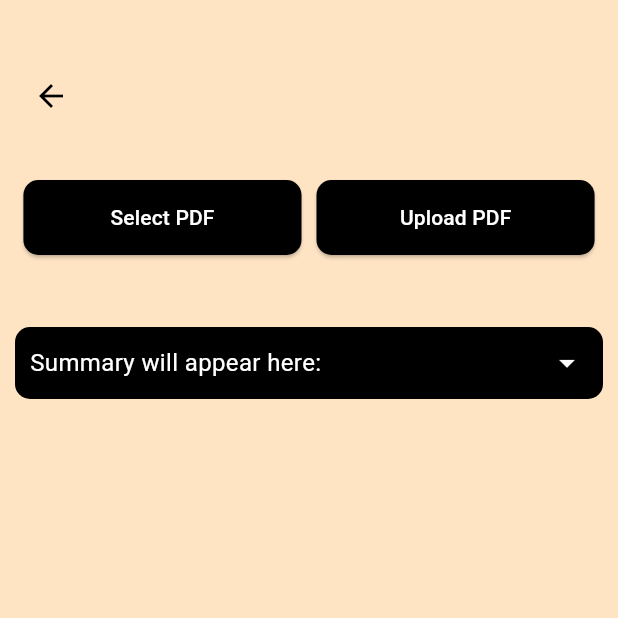
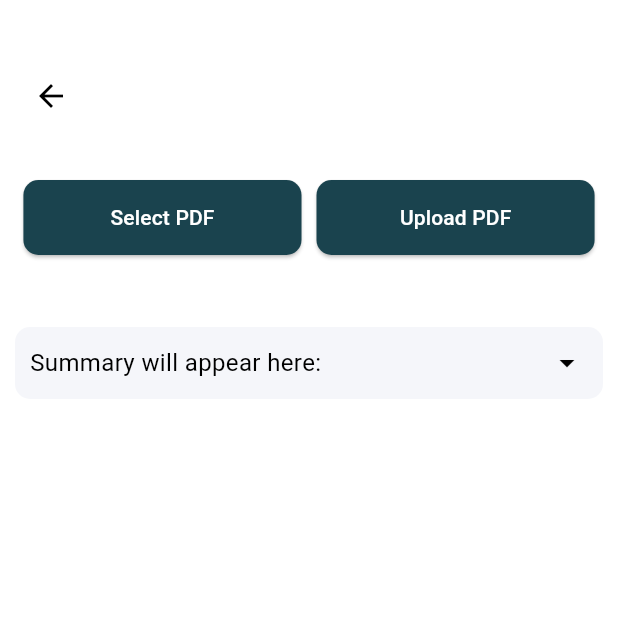
Before and after one commit to akuldeepj/SummarizeAI-2.0, a Flutter app: the screen it shows after launch, after a tap on "Pick a file", on a phone screen of 412 x 824 dp, the top half of it. Run offline on Flutter 3.47's test engine with Material 3 defaults, Android fonts, the phone set to English and light mode, and no system bars; our stand-ins replace device_info_plus, file_picker, flutter_local_notifications, shared_preferences, webview_flutter, youtube_player_flutter; missing offline and left inert: flutter_background_service, flutter_background_service_android, syncfusion_flutter_pdfviewer.

Commit message:
changed the colour theme

```diff
--- a/lib/main.dart
+++ b/lib/main.dart
@@ -14,7 +14,7 @@ class MyApp extends StatelessWidget {
     return MaterialApp(
       title: 'Flutter Demo',
       debugShowCheckedModeBanner: false,
-      theme: ThemeData(useMaterial3: true, colorScheme: lightColorScheme, scaffoldBackgroundColor: HexColor('#ffe4c4')),
+      theme: ThemeData(useMaterial3: true, colorScheme: lightColorScheme, scaffoldBackgroundColor: Colors.white),
       // darkTheme: ThemeData(useMaterial3: true, colorScheme: darkColorScheme),
       home: Home()
     );
--- a/lib/screens/pdfsum.dart
+++ b/lib/screens/pdfsum.dart
@@ -105,7 +105,7 @@ class _PdfUploadPageState extends State<PdfUploadPage> {
                                 borderRadius: BorderRadius.circular(10.0), // Rounded corners
                               ),
                               padding: EdgeInsets.symmetric(vertical: 15.0), // Adjust button height
-                              backgroundColor: Colors.black,
+                              backgroundColor: Color.fromARGB(255,26,67,78),
                             ),
                           ),
                         ),
@@ -120,7 +120,7 @@ class _PdfUploadPageState extends State<PdfUploadPage> {
                                 borderRadius: BorderRadius.circular(10.0), // Rounded corners
                               ),
                               padding: EdgeInsets.symmetric(vertical: 15.0), // Adjust button height
-                              backgroundColor: Colors.black,
+                              backgroundColor: Color.fromARGB(255,26,67,78),
                             ),
                           ),
                         ),
@@ -146,7 +146,7 @@ class _PdfUploadPageState extends State<PdfUploadPage> {
                       width: screenSize.width - 20,
                       decoration: BoxDecoration(
                         borderRadius: BorderRadius.circular(10),
-                        color: Colors.black,
+                        color: Color.fromARGB(255,245,246,250),
                       ),
                       child: Column(
                         children: [
@@ -159,7 +159,7 @@ class _PdfUploadPageState extends State<PdfUploadPage> {
                                   child: Text(
                                     'Summary will appear here:',
                                     style: TextStyle(
-                                      color: Colors.white,
+                                      color: Colors.black,
                                       fontSize: 16,
                                     ),
                                   ),
@@ -168,7 +168,7 @@ class _PdfUploadPageState extends State<PdfUploadPage> {
                               IconButton(
                                 icon: Icon(
                                   _isSummaryVisible ? Icons.arrow_drop_up : Icons.arrow_drop_down,
-                                  color: Colors.white,
+                                  color: Colors.black,
                                 ),
                                 onPressed: () {
                                   setState(() {
@@ -186,12 +186,12 @@ class _PdfUploadPageState extends State<PdfUploadPage> {
                                   padding: const EdgeInsets.all(10.0),
                                   decoration: BoxDecoration(
                                     borderRadius: BorderRadius.circular(10),
-                                    color: Colors.black,
+                                    color: Color.fromARGB(255,245,246,250),
                                   ),
                                   child: Text(
                                     _extractedText!,
                                     style: TextStyle(
-                                      color: Colors.white,
+                                      color: Colors.black,
                                       fontSize: 16,
                                     ),
                                   ),
--- a/lib/screens/underprogress.dart
+++ b/lib/screens/underprogress.dart
@@ -2,6 +2,7 @@ import 'package:flutter/material.dart';
 import 'package:summarizeai/screens/pdfsum.dart';
 import 'package:summarizeai/screens/yt_sum.dart';
 import 'package:summarizeai/screens/flowchart.dart';
+import 'package:summarizeai/utils/Hexcolor.dart';
 
 class UnderProgress extends StatelessWidget {
   const UnderProgress({super.key});
@@ -36,10 +37,11 @@ class UnderProgress extends StatelessWidget {
                     );
                   },
                   child: Card(
+                    color: Color.fromARGB(255,229,222,246),  // Set the new background color for the card
                     margin: const EdgeInsets.all(10),
                     child: Container(
                       padding: const EdgeInsets.all(20),
-                      constraints: const BoxConstraints(minHeight: 220), // Set minimum height
+                      constraints: const BoxConstraints(minHeight: 220),
                       child: Column(
                         crossAxisAlignment: CrossAxisAlignment.start,
                         children: const <Widget>[
@@ -47,16 +49,16 @@ class UnderProgress extends StatelessWidget {
                             padding: EdgeInsets.only(left: 6.0, top: 40.0),
                             child: CircleAvatar(
                               radius: 25,
-                              backgroundColor: Color.fromARGB(255, 102, 102, 102),
-                              child: Icon(Icons.video_library, size: 30, color: Colors.white),
+                              backgroundColor: Colors.white,
+                              child: Icon(Icons.video_library, size: 30, color: Color.fromARGB(255,26,67,78)), // Change the icon color
                             ),
                           ),
-                          SizedBox(height: 10), // Add some space between the icon and the texts
+                          SizedBox(height: 10),
                           Padding(
                             padding: EdgeInsets.only(left: 8.0),
                             child: Text(
                               'Youtube video',
-                              style: TextStyle(fontSize: 18, color: Colors.black),
+                              style: TextStyle(fontSize: 18, color: Colors.black, fontWeight: FontWeight.bold),
                             ),
                           ),
                           SizedBox(height: 5),
@@ -64,7 +66,7 @@ class UnderProgress extends StatelessWidget {
                             padding: EdgeInsets.only(left: 10.0),
                             child: Text(
                               'Paste video link',
-                              style: TextStyle(fontSize: 16, color: Color.fromARGB(255, 102, 102, 102)),
+                              style: TextStyle(fontSize: 16, color: Color.fromARGB(255, 83, 83, 83)),
                             ),
                           ),
                         ],
@@ -82,6 +84,7 @@ class UnderProgress extends StatelessWidget {
                     );
                   },
                   child: Card(
+                    color: Color.fromARGB(255,250,243,235),
                     margin: const EdgeInsets.all(10),
                     child: Container(
                       padding: const EdgeInsets.all(20),
@@ -93,8 +96,8 @@ class UnderProgress extends StatelessWidget {
                             padding: EdgeInsets.only(left: 6.0, top: 40.0),
                             child: CircleAvatar(
                               radius: 25,
-                              backgroundColor: Color.fromARGB(255, 102, 102, 102),
-                              child: Icon(Icons.download, size: 30, color: Colors.white),
+                              backgroundColor: Colors.white,
+                              child: Icon(Icons.download, size: 30, color: Color.fromARGB(255,26,67,78)),
                             ),
                           ),
                           SizedBox(height: 10), // Add some space between the icon and the texts
@@ -102,7 +105,7 @@ class UnderProgress extends StatelessWidget {
                             padding: EdgeInsets.only(left: 8.0),
                             child: Text(
                               'Pick a file',
-                              style: TextStyle(fontSize: 18, color: Colors.black),
+                              style: TextStyle(fontSize: 18, color: Colors.black,fontWeight: FontWeight.bold),
                             ),
                           ),
                           SizedBox(height: 5),
@@ -110,7 +113,7 @@ class UnderProgress extends StatelessWidget {
                             padding: EdgeInsets.only(left: 10.0),
                             child: Text(
                               'Upload your PDF file',
-                              style: TextStyle(fontSize: 16, color: Color.fromARGB(255, 102, 102, 102)),
+                              style: TextStyle(fontSize: 16, color: Color.fromARGB(255, 83, 83, 83)),
                             ),
                           ),
                         ],
@@ -134,6 +137,7 @@ class UnderProgress extends StatelessWidget {
                     );
                   },
                   child: Card(
+                    color: Color.fromARGB(255,235,250,239),
                     margin: const EdgeInsets.all(10),
                     child: Container(
                       padding: const EdgeInsets.all(20),
@@ -145,8 +149,8 @@ class UnderProgress extends StatelessWidget {
                             padding: EdgeInsets.only(left: 6.0),
                             child: CircleAvatar(
                               radius: 25,
-                              backgroundColor: Color.fromARGB(255, 102, 102, 102),
-                              child: Icon(Icons.insert_chart, size: 30, color: Colors.white),
+                              backgroundColor: Colors.white,
+                              child: Icon(Icons.insert_chart, size: 30, color: Color.fromARGB(255,26,67,78)),
                             ),
                           ),
                           SizedBox(height: 10), // Add some space between the icon and the texts
@@ -154,7 +158,7 @@ class UnderProgress extends StatelessWidget {
                             padding: EdgeInsets.only(left: 8.0),
                             child: Text(
                               'Flowchart',
-                              style: TextStyle(fontSize: 18, color: Colors.black),
+                              style: TextStyle(fontSize: 18, color: Colors.black,fontWeight: FontWeight.bold),
                             ),
                           ),
                           SizedBox(height: 5),
@@ -162,7 +166,7 @@ class UnderProgress extends StatelessWidget {
                             padding: EdgeInsets.only(left: 10.0),
                             child: Text(
                               'Create a mind map',
-                              style: TextStyle(fontSize: 16, color: Color.fromARGB(255, 102, 102, 102)),
+                              style: TextStyle(fontSize: 16, color: Color.fromARGB(255, 83, 83, 83)),
                             ),
                           ),
                         ],
--- a/lib/screens/yt_sum.dart
+++ b/lib/screens/yt_sum.dart
@@ -83,7 +83,7 @@ class _YtSumState extends State<YtSum> {
                           color: Colors.white,
                         ),
                         filled: true,
-                        fillColor: Colors.black,
+                        fillColor: Color.fromARGB(255,26,67,78),
                         border: OutlineInputBorder(
                           borderRadius: BorderRadius.circular(15),
                         ),
@@ -124,20 +124,20 @@ class _YtSumState extends State<YtSum> {
                           padding: const EdgeInsets.all(10.0), // Decrease the padding
                           decoration: BoxDecoration(
                             borderRadius: BorderRadius.circular(10),
-                            color: Colors.black,
+                            color: Color.fromARGB(255,245,246,250),
                           ),
                           child: Row(
                             children: [
                               Expanded(
                                 child: Text(
                                   'Summary will appear here:',
-                                  style: const TextStyle(color: Colors.white, fontSize: 16),
+                                  style: const TextStyle(color: Colors.black, fontSize: 16),
                                 ),
                               ),
                               IconButton(
                                 icon: Icon(
                                   _isSummaryVisible ? Icons.arrow_drop_up : Icons.arrow_drop_down,
-                                  color: Colors.white,
+                                  color: Colors.black,
                                 ),
                                 onPressed: _isSummaryReady
                                     ? () {
@@ -163,11 +163,11 @@ class _YtSumState extends State<YtSum> {
                         padding: const EdgeInsets.all(15.0),
                         decoration: BoxDecoration(
                           borderRadius: BorderRadius.circular(10),
-                          color: Colors.black,
+                          color: Color.fromARGB(255,245,246,250),
                         ),
                         child: Text(
                           finalsum,
-                          style: const TextStyle(color: Colors.white, fontSize: 16),
+                          style: const TextStyle(color: Colors.black, fontSize: 16),
                         ),
                       ),
                     ),
```
